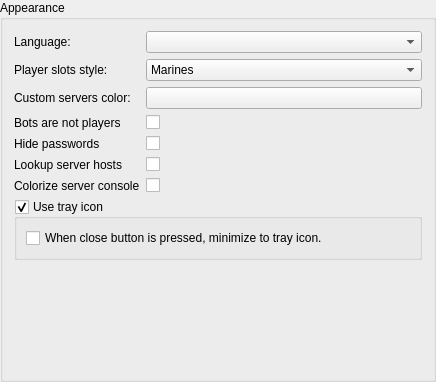
Old version of the form src/core/gui/configuration/cfgappearance.ui in the repository Destroyerrrocket/doomseeker-unofficial.
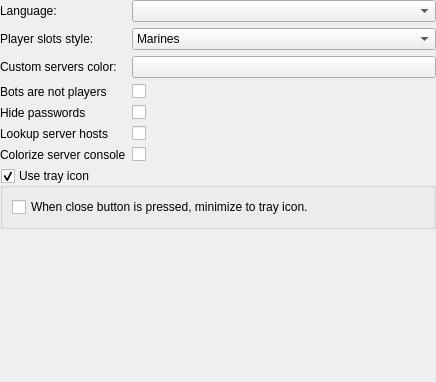
New version of the form. Custom widgets are drawn as their Qt base class.

Commit message: - All configuration pages are now descendants of QWidget rather than QGroupBox. Configuration dialog is responsible for spawning the groupbox and inserting page within.

Patch:
```diff
--- a/src/core/gui/configuration/cfgappearance.ui
+++ b/src/core/gui/configuration/cfgappearance.ui
@@ -1,7 +1,7 @@
 <?xml version="1.0" encoding="UTF-8"?>
 <ui version="4.0">
  <class>CFGAppearance</class>
- <widget class="QGroupBox" name="CFGAppearance">
+ <widget class="QWidget" name="CFGAppearance">
   <property name="geometry">
    <rect>
     <x>0</x>
@@ -10,13 +10,10 @@
     <height>382</height>
    </rect>
   </property>
-  <property name="windowTitle">
-   <string>GroupBox</string>
-  </property>
-  <property name="title">
-   <string>Appearance</string>
-  </property>
   <layout class="QVBoxLayout" name="verticalLayout">
+   <property name="margin">
+    <number>0</number>
+   </property>
    <item>
     <layout class="QFormLayout" name="formLayout">
      <item row="1" column="0">
```
The commit also changes 29 other files.
